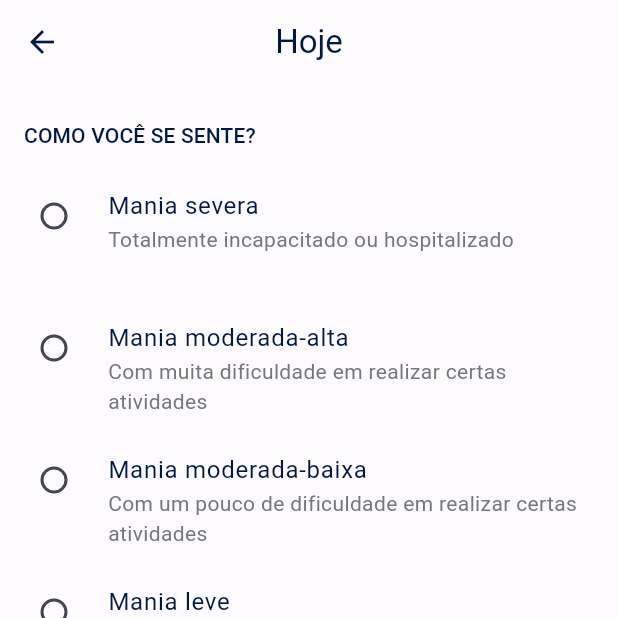
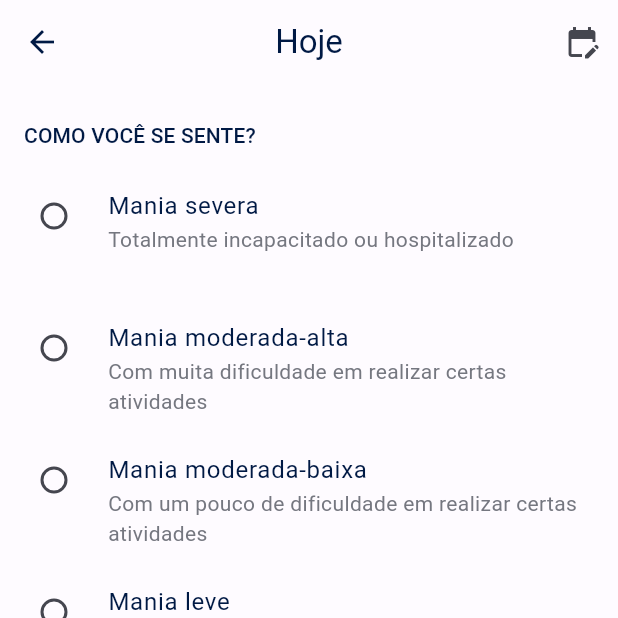
Before and after one commit to jv-soares/moodify_app, a Flutter app: the DiaryEntryFormFlow screen opened by its route, on a phone screen of 412 x 824 dp, the top half of it. Run offline on Flutter 3.47's test engine with Material 2 defaults, Android fonts, the phone set to English and light mode, and no system bars; our stand-ins replace equatable, fl_chart, flutter_local_notifications, get_it, rxdart, scroll_snap_list and 2 more; accounts and stored records are empty.

Commit message:
fix app bar on nested pages

```diff
--- a/lib/src/pages/diary_entry_form/diary_entry_form_flow.dart
+++ b/lib/src/pages/diary_entry_form/diary_entry_form_flow.dart
@@ -1,8 +1,12 @@
 import 'package:flutter/material.dart';
+import 'package:intl/intl.dart';
 import 'package:moodify_app/src/pages/diary_entry_form/diary_entry_form_page.dart';
 import 'package:moodify_app/src/pages/diary_entry_form/episode_severity_form_page.dart';
 import 'package:moodify_app/src/pages/diary_entry_form/view_models/diary_entry_view_model.dart';
 import 'package:provider/provider.dart';
+
+import '../../utils/date_time_utils.dart';
+import '../diary_dashboard/notifiers/diary_dashboard_notifier.dart';
 
 class DiaryEntryFormFlow extends StatefulWidget {
   const DiaryEntryFormFlow({super.key});
@@ -12,11 +16,54 @@ class DiaryEntryFormFlow extends StatefulWidget {
 }
 
 class _DiaryEntryFormFlowState extends State<DiaryEntryFormFlow> {
+  DateTime _selectedDate = DateTime.now();
+  final _navigatorKey = GlobalKey<NavigatorState>();
+
+  DateTime get _today => DateTime.now();
+
+  String _getFormattedDate() {
+    final yesterday = _today.subtract(const Duration(days: 1));
+    if (DateTimeUtils.compareDayOfYear(_selectedDate, _today)) {
+      return 'Hoje';
+    } else if (DateTimeUtils.compareDayOfYear(_selectedDate, yesterday)) {
+      return 'Ontem';
+    }
+    return DateFormat.MMMMd().format(_selectedDate);
+  }
+
+  void _selectDate() {
+    final notifier = context.read<DiaryDashboardNotifier>();
+    showDatePicker(
+      context: context,
+      initialDate: notifier.addableDays.first,
+      firstDate: _today.subtract(const Duration(days: 7)),
+      lastDate: _today,
+      selectableDayPredicate: notifier.canAddEntryAt,
+    ).then((date) {
+      if (date != null) {
+        setState(() => _selectedDate = date);
+        context.read<DiaryEntryViewModel>().createdAt = _selectedDate;
+      }
+    });
+  }
+
   @override
   Widget build(BuildContext context) {
     return Provider(
       create: (_) => DiaryEntryViewModel(),
-      child: Navigator(
+      child: Scaffold(
+        appBar: AppBar(
+          title: Text(_getFormattedDate()),
+          centerTitle: true,
+          actions: [
+            IconButton(
+              onPressed: _selectDate,
+              icon: const Icon(Icons.edit_calendar),
+            ),
+          ],
+        ),
+        body: Navigator(
+          key: _navigatorKey,
           initialRoute: 'diary-form/episode-severity',
           onGenerateRoute: (settings) {
             late WidgetBuilder builder;
@@ -35,6 +82,7 @@ class _DiaryEntryFormFlowState extends State<DiaryEntryFormFlow> {
             return MaterialPageRoute(builder: builder);
           },
         ),
+      ),
     );
   }
 }
--- a/lib/src/pages/diary_entry_form/episode_severity_form_page.dart
+++ b/lib/src/pages/diary_entry_form/episode_severity_form_page.dart
@@ -14,14 +14,6 @@ class _EpisodeSeverityFormPageState extends State<EpisodeSeverityFormPage> {
   @override
   Widget build(BuildContext context) {
     return Scaffold(
-      appBar: AppBar(
-        title: const Text('Hoje'),
-        centerTitle: true,
-        leading: IconButton(
-          onPressed: Navigator.of(context, rootNavigator: true).pop,
-          icon: const Icon(Icons.arrow_back),
-        ),
-      ),
       floatingActionButton: FloatingActionButton(
         onPressed: () {
           Navigator.of(context).pushNamed('diary-form/optional');
```
Also changed, not shown: lib/src/pages/diary_entry_form/diary_entry_form_page.dart (+0 -10 lines). Lines whose indentation alone changed are shown as unchanged.
